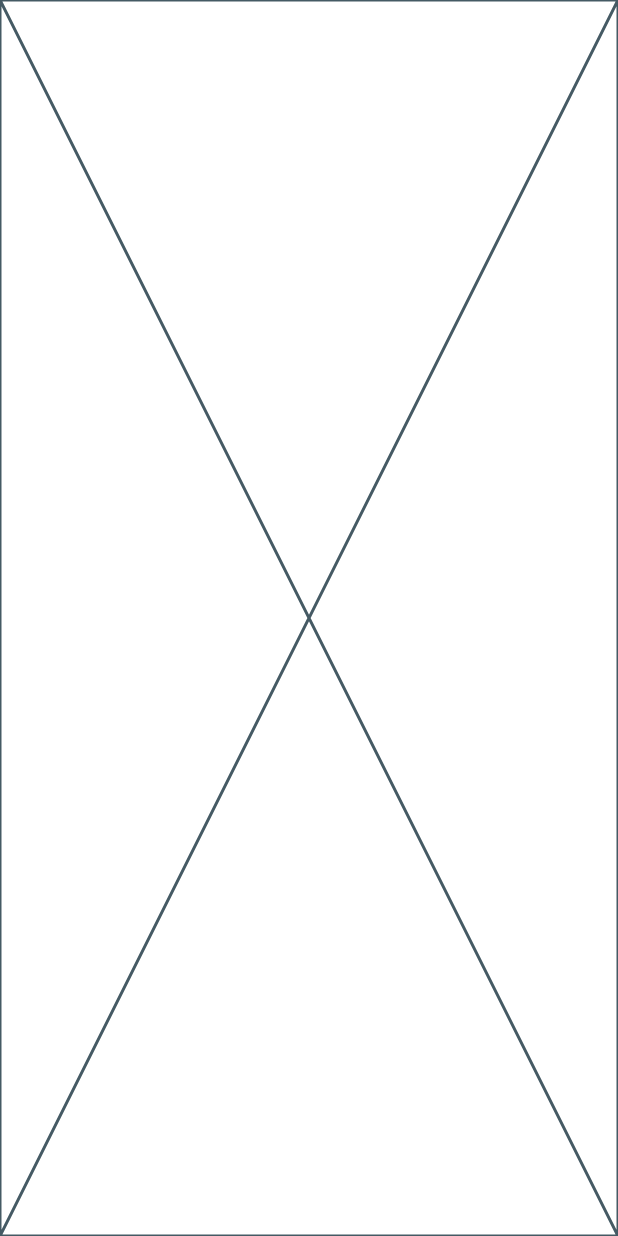
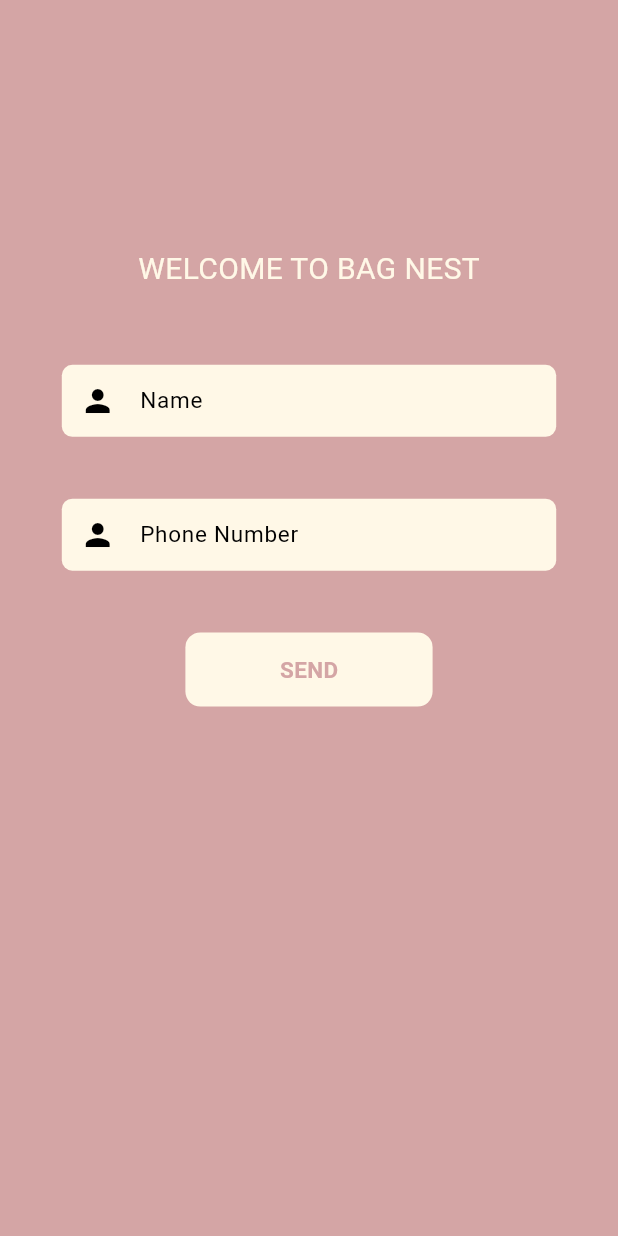
Before and after one commit to fathimathsafa/ecommerce_task, a Flutter app: the screen it shows after launch, on a phone screen of 412 x 824 dp. Run offline on Flutter 3.47's test engine with Material 3 defaults, Android fonts, the phone set to English and light mode, and no system bars; our stand-ins replace google_fonts.

Commit message:
registration screen added

```diff
--- a/lib/core/constants/text_style_constatnts.dart
+++ b/lib/core/constants/text_style_constatnts.dart
@@ -19,6 +19,13 @@ class GlTextStyles {
     );
   }
 
+  static hintstyle({double? size, FontWeight? weight, Color? color}) {
+    return GoogleFonts.roboto(
+      fontSize: size ?? 20,
+      fontWeight: weight ?? FontWeight.w400,
+      color: color ?? ColorTheme.black,
+    );
+  }
   // static oswald({double? size, FontWeight? weight, Color? color}) {
   //   return GoogleFonts.oswald(
   //     fontSize: size ?? 20,
--- a/lib/main.dart
+++ b/lib/main.dart
@@ -11,7 +11,7 @@ class MyApp extends StatelessWidget {
   @override
   Widget build(BuildContext context) {
     return MaterialApp(
-
+      debugShowCheckedModeBanner: false,
       home:  SplashScreen(),
     );
   }
--- a/lib/presentation/phone_authentication/view/phone_authentication.dart
+++ /dev/null
@@ -1,10 +0,0 @@
-import 'package:flutter/material.dart';
-
-class PhoneAuthentication extends StatelessWidget {
-  const PhoneAuthentication({super.key});
-
-  @override
-  Widget build(BuildContext context) {
-    return const Placeholder();
-  }
-}
--- /dev/null
+++ b/lib/presentation/registration_screen/view/registration_screen.dart
@@ -0,0 +1,118 @@
+import 'package:ecommerce_task/core/constants/color_constants.dart';
+import 'package:ecommerce_task/core/constants/text_style_constatnts.dart';
+import 'package:ecommerce_task/presentation/otp_screen/view/otp_screen.dart';
+import 'package:flutter/material.dart';
+
+class RegistrationScreen extends StatelessWidget {
+  final TextEditingController phoneController = TextEditingController();
+
+  @override
+  Widget build(BuildContext context) {
+    var size = MediaQuery.sizeOf(context);
+    return Scaffold(
+      backgroundColor: ColorTheme.backgroundclr,
+      body: Column(
+        children: [
+          SizedBox(
+            height: size.height * 0.2,
+          ),
+          Text(
+            "WELCOME TO BAG NEST",
+            style: GlTextStyles.robotoStyl(),
+          ),
+          SizedBox(
+            height: size.height * 0.06,
+          ),
+          Padding(
+            padding:
+                EdgeInsets.only(left: size.width * .1, right: size.width * .1),
+            child: TextFormField(
+              //controller: namecontroller,
+              textInputAction: TextInputAction.next,
+              validator: (name) {
+                if (name!.isEmpty) {
+                  return "Enter a valid Username";
+                } else {
+                  return null;
+                }
+              },
+              style: TextStyle(color: ColorTheme.backgroundclr),
+              decoration: InputDecoration(
+                prefixIcon: Icon(
+                  Icons.person,
+                  color: ColorTheme.black,
+                ),
+                filled: true,
+                fillColor: ColorTheme.text,
+                hintText: 'Name',
+                hintStyle: GlTextStyles.hintstyle(size: 15),
+                contentPadding: EdgeInsets.symmetric(horizontal: 20),
+                border: OutlineInputBorder(
+                    borderRadius: BorderRadius.circular(7),
+                    borderSide: BorderSide.none),
+              ),
+            ),
+          ),
+          SizedBox(
+            height: size.height * 0.05,
+          ),
+          Padding(
+            padding:
+                EdgeInsets.only(left: size.width * .1, right: size.width * .1),
+            child: TextFormField(
+              //controller: namecontroller,
+              textInputAction: TextInputAction.next,
+              validator: (name) {
+                if (name!.isEmpty) {
+                  return "Enter a valid Username";
+                } else {
+                  return null;
+                }
+              },
+              style: TextStyle(color: ColorTheme.backgroundclr),
+              decoration: InputDecoration(
+                prefixIcon: Icon(
+                  Icons.person,
+                  color: ColorTheme.black,
+                ),
+                filled: true,
+                fillColor: ColorTheme.text,
+                hintText: 'Phone Number',
+                hintStyle: GlTextStyles.hintstyle(size: 15),
+                contentPadding: EdgeInsets.symmetric(horizontal: 20),
+                border: OutlineInputBorder(
+                    borderRadius: BorderRadius.circular(7),
+                    borderSide: BorderSide.none),
+              ),
+            ),
+          ),
+          SizedBox(
+            height: size.height * 0.05,
+          ),
+          InkWell(
+            onTap: () {
+              Navigator.push(context,
+                  MaterialPageRoute(builder: (context) => OtpScreen()));
+            },
+            child: Container(
+              height: size.height * 0.06,
+              width: size.width * 0.4,
+              decoration: BoxDecoration(
+                  color: ColorTheme.text,
+                  borderRadius: BorderRadius.circular(10)),
+              child: Center(
+                child: Text(
+                  "SEND",
+                  style: GlTextStyles.hintstyle(
+                      size: 15,
+                      color: ColorTheme.backgroundclr,
+                      weight: FontWeight.bold),
+                ),
+              ),
+            ),
+          )
+        ],
+      ),
+    );
+  }
+}
```
Also changed, not shown: lib/presentation/otp_screen/view/otp_screen.dart (added, +48 -0 lines), lib/presentation/splash_screen/view/splash_screen.dart (+4 -6 lines).
